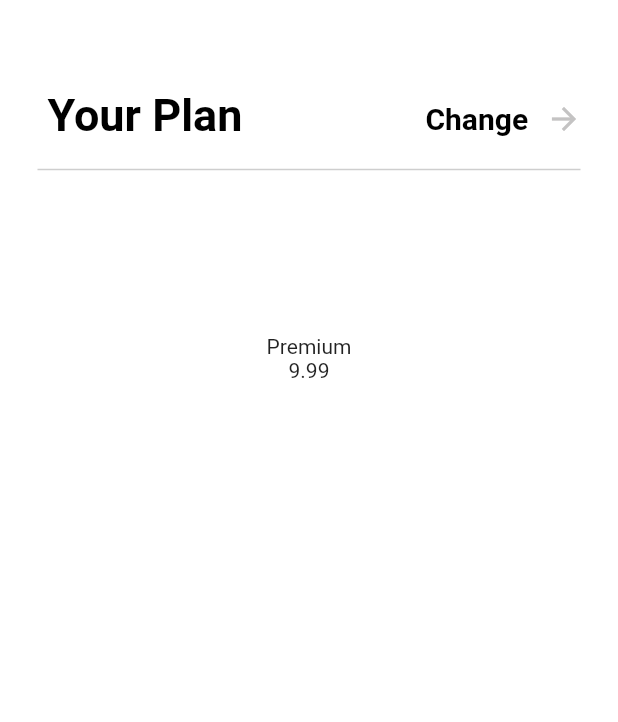
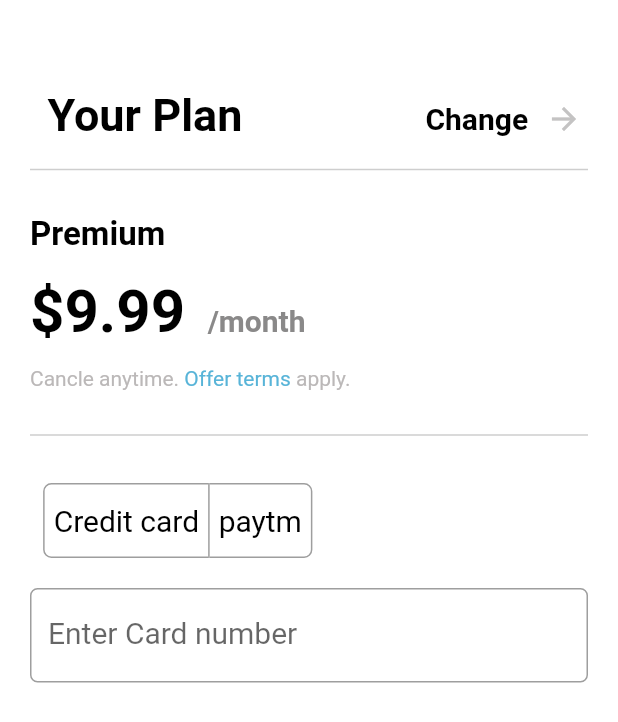
Before and after one commit to siddhishah109/app_payment, a Flutter app: the screen it shows after launch, on a phone screen of 412 x 824 dp. Shown: the top 722 px of the screen. Run offline on Flutter 3.47's test engine with Material 2 defaults, Android fonts, the light colour scheme and no system bars.

Commit message:
added payment page

```diff
--- a/app_payment/lib/plan_payment.dart
+++ b/app_payment/lib/plan_payment.dart
@@ -10,6 +10,9 @@ class MyPayment extends StatefulWidget {
 }
 
 class _MyPaymentState extends State<MyPayment> {
+  var padding;
+  List<bool> _selections = List.generate(2, (_) => false);
+
   @override
   Widget build(BuildContext context) {
     return Container(
@@ -51,12 +54,124 @@ class _MyPaymentState extends State<MyPayment> {
               height: 20,
               thickness: 1,
               color: Color.fromARGB(255, 206, 206, 206),
-              indent: 25,
-              endIndent: 25),
+              indent: 20,
+              endIndent: 20),
           Container(
-              padding: const EdgeInsets.only(top: 100),
+            padding: const EdgeInsets.only(top: 20),
+            child: Row(
+              children: const [
+                Padding(
+                  padding: EdgeInsets.only(left: 20),
+                  child: Text('Premium',
+                      style: TextStyle(
+                          color: Colors.black,
+                          fontSize: 22,
+                          fontWeight: FontWeight.bold)),
+                ),
+              ],
+            ),
+          ),
+          Container(
+            padding: const EdgeInsets.only(top: 15, left: 20),
+            child: Row(
+              children: [
+                const Text(
+                  '\$9.99',
+                  style: TextStyle(
+                      color: Colors.black,
+                      fontSize: 40,
+                      fontWeight: FontWeight.bold),
+                ),
+                Container(
+                    padding: const EdgeInsets.only(left: 15, top: 12),
+                    child: const Text(
+                      '/month',
+                      style: TextStyle(
+                          color: Color.fromARGB(255, 138, 137, 137),
+                          fontSize: 20,
+                          fontWeight: FontWeight.bold),
+                    ))
+              ],
+            ),
+          ),
+          Container(
+            padding: const EdgeInsets.only(top: 13, left: 20),
+            child: Row(
+              children: const [
+                Text(
+                  'Cancle anytime.',
+                  style: TextStyle(
+                    color: Color.fromARGB(255, 187, 184, 184),
+                    fontSize: 14,
+                  ),
+                ),
+                Text(
+                  ' Offer terms',
+                  style: TextStyle(
+                    color: Color.fromARGB(255, 88, 180, 216),
+                    fontSize: 14,
+                  ),
+                ),
+                Text(
+                  ' apply.',
+                  style: TextStyle(
+                    color: Color.fromARGB(255, 187, 184, 184),
+                    fontSize: 14,
+                  ),
+                ),
+              ],
+            ),
+          ),
+          const Divider(
+              height: 60,
+              thickness: 1,
+              color: Color.fromARGB(255, 206, 206, 206),
+              indent: 20,
+              endIndent: 20),
+          Container(
+              padding: EdgeInsets.only(top: 2, right: 175),
               child: Column(
-                children: [Text('Premium'), Text('9.99')],
+                  crossAxisAlignment: CrossAxisAlignment.start,
+                  children: <Widget>[
+                    ToggleButtons(
+                      children: [
+                        Container(
+                          padding: const EdgeInsets.all(6),
+                          child: const Text(
+                            'Credit card',
+                            style: TextStyle(fontSize: 20),
+                          ),
+                        ),
+                        Container(
+                          padding: EdgeInsets.all(6),
+                          child: const Text(
+                            'paytm',
+                            style: TextStyle(fontSize: 20),
+                          ),
+                        )
+                      ],
+                      isSelected: _selections,
+                      onPressed: (int index) {
+                        setState(() {
+                          _selections[index] = !_selections[index];
+                        });
+                      },
+                      borderRadius: BorderRadius.circular(5),
+                      borderColor: Colors.grey,
+                      color: Colors.black,
+                      selectedColor: Colors.black,
+                      fillColor: Color.fromARGB(211, 206, 206, 206),
+                    ),
+                  ])),
+          Container(
+              padding: const EdgeInsets.only(top: 20, left: 20, right: 20),
+              child: TextField(
+                decoration: InputDecoration(
+                  border: OutlineInputBorder(
+                      borderRadius: BorderRadius.circular(5)),
+                  labelText: 'Enter Card number',
+                ),
+                style: const TextStyle(fontSize: 20),
               )),
         ]),
       ),
```
